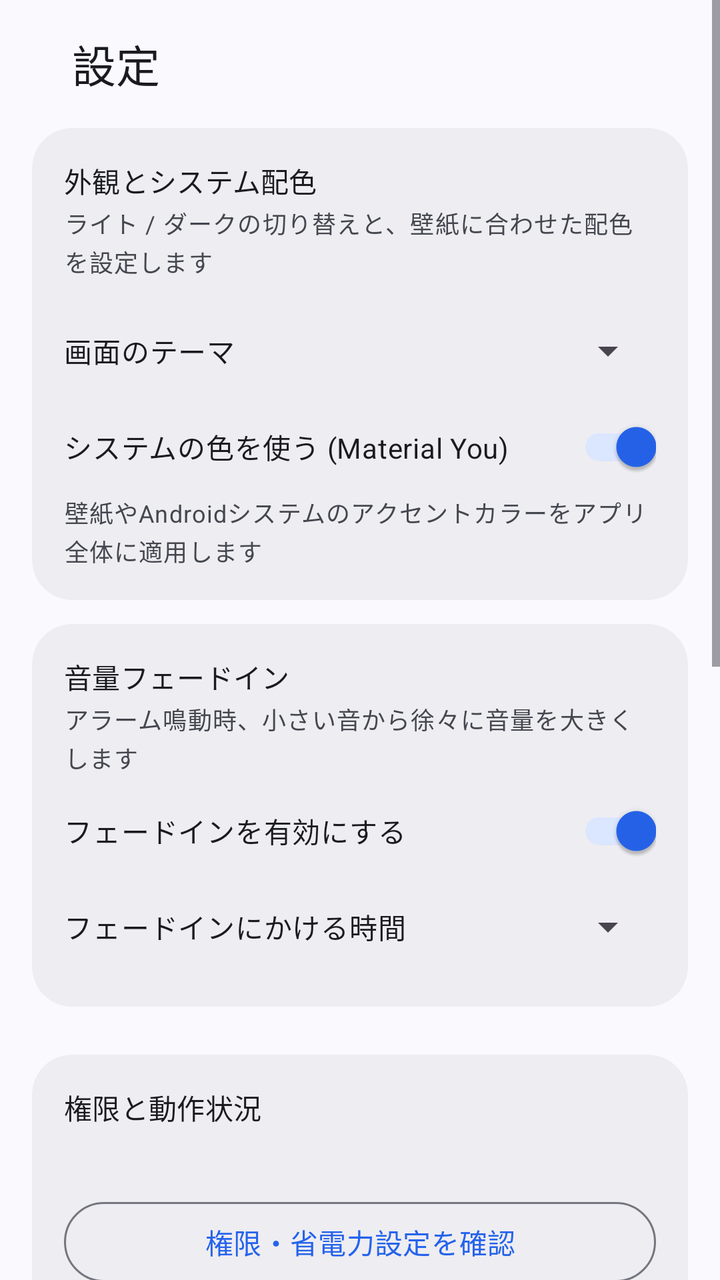
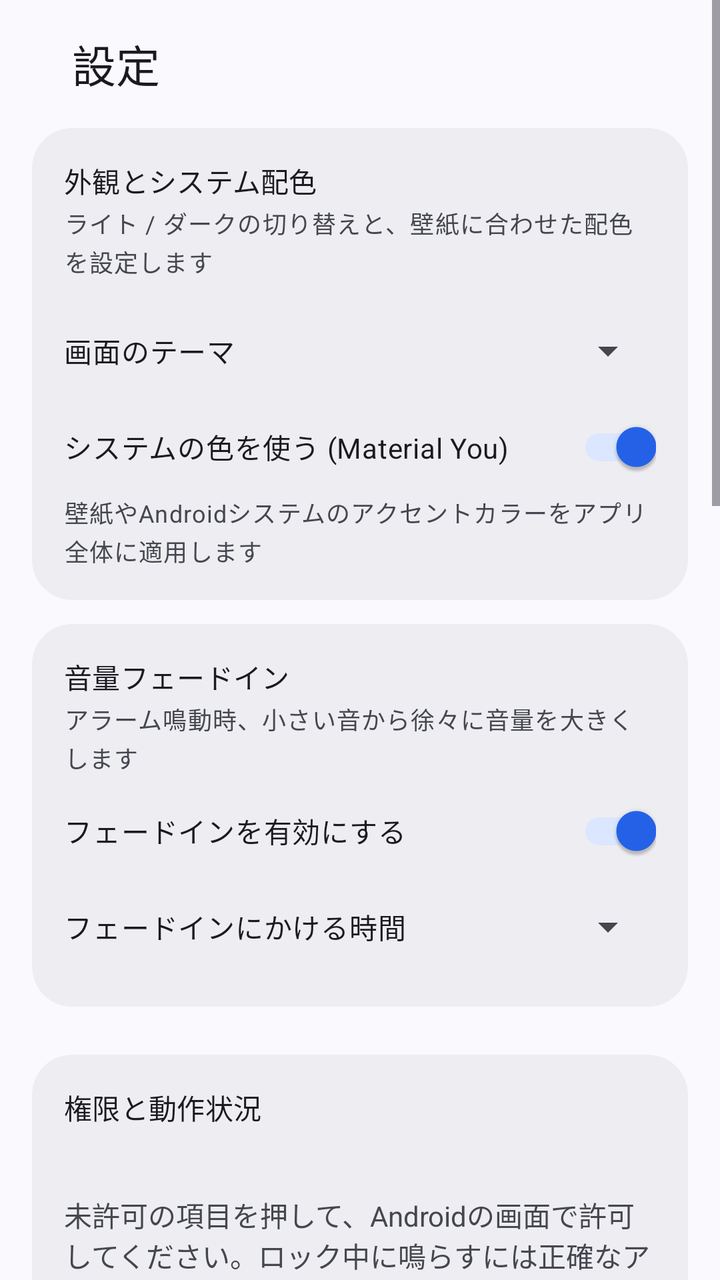

Screens rendered from an Android XML layout before and after an edit, with the pre-edit source and the edit as a unified diff.
<!-- AndroidManifest.xml: application theme Theme.AppAlarm -->
<!-- res/layout/activity_settings.xml -->
<?xml version="1.0" encoding="utf-8"?>
<ScrollView xmlns:android="http://schemas.android.com/apk/res/android" xmlns:app="http://schemas.android.com/apk/res-auto"
    android:layout_width="match_parent"
    android:layout_height="match_parent"
    android:background="?attr/colorSurface"
    android:fitsSystemWindows="true">

    <LinearLayout
        android:layout_width="match_parent"
        android:layout_height="wrap_content"
        android:orientation="vertical"
        android:paddingStart="16dp"
        android:paddingEnd="16dp"
        android:paddingBottom="16dp">

    <LinearLayout
        android:layout_width="match_parent"
        android:layout_height="64dp"
        android:gravity="center_vertical"
        android:orientation="horizontal"
        android:paddingStart="20dp"
        android:paddingEnd="12dp">

        <TextView
            android:layout_width="0dp"
            android:layout_height="wrap_content"
            android:layout_weight="1"
            android:text="@string/settings_title"
            android:textAppearance="?attr/textAppearanceTitleLarge"
            android:textColor="?attr/colorOnSurface" />

    </LinearLayout>

        <com.google.android.material.card.MaterialCardView
            style="@style/Widget.Material3.CardView.Filled"
            android:layout_width="match_parent"
            android:layout_height="wrap_content"
            android:layout_marginBottom="12dp"
            app:cardBackgroundColor="?attr/colorSurfaceContainer"
            app:cardCornerRadius="20dp"
            app:cardElevation="0dp">

            <LinearLayout
                android:layout_width="match_parent"
                android:layout_height="wrap_content"
                android:orientation="vertical"
                android:padding="16dp">

                <TextView
                    android:layout_width="wrap_content"
                    android:layout_height="wrap_content"
                    android:text="外観とシステム配色"
                    android:textAppearance="?attr/textAppearanceTitleSmall"
                    android:textColor="?attr/colorOnSurface" />
                <TextView
                    android:layout_width="wrap_content"
                    android:layout_height="wrap_content"
                    android:layout_marginTop="2dp"
                    android:layout_marginBottom="8dp"
                    android:text="ライト / ダークの切り替えと、壁紙に合わせた配色を設定します"
                    android:textAppearance="?attr/textAppearanceBodySmall"
                    android:textColor="?attr/colorOnSurfaceVariant" />
                <LinearLayout
                    android:layout_width="match_parent"
                    android:layout_height="wrap_content"
                    android:layout_marginTop="4dp"
                    android:gravity="center_vertical"
                    android:orientation="horizontal">

                    <TextView
                        android:layout_width="0dp"
                        android:layout_height="wrap_content"
                        android:layout_weight="1"
                        android:text="画面のテーマ"
                        android:textAppearance="?attr/textAppearanceBodyMedium"
                        android:textColor="?attr/colorOnSurface" />

                    <Spinner
                        android:id="@+id/spinner_theme_mode"
                        android:layout_width="wrap_content"
                        android:layout_height="48dp" />
                </LinearLayout>
                <androidx.appcompat.widget.SwitchCompat
                    android:id="@+id/switch_dynamic_color"
                    android:layout_width="match_parent"
                    android:layout_height="wrap_content"
                    android:minHeight="48dp"
                    android:text="システムの色を使う (Material You)"
                    android:textColor="?attr/colorOnSurface"
                    android:checked="true" />
                <TextView
                    android:id="@+id/tv_dynamic_color_desc"
                    android:layout_width="wrap_content"
                    android:layout_height="wrap_content"
                    android:text="壁紙やAndroidシステムのアクセントカラーをアプリ全体に適用します"
                    android:textAppearance="?attr/textAppearanceBodySmall"
                    android:textColor="?attr/colorOnSurfaceVariant" />
            </LinearLayout>
        </com.google.android.material.card.MaterialCardView>

        <com.google.android.material.card.MaterialCardView
            style="@style/Widget.Material3.CardView.Filled"
            android:layout_width="match_parent"
            android:layout_height="wrap_content"
            android:layout_marginBottom="12dp"
            app:cardBackgroundColor="?attr/colorSurfaceContainer"
            app:cardCornerRadius="20dp"
            app:cardElevation="0dp">

            <LinearLayout
                android:layout_width="match_parent"
                android:layout_height="wrap_content"
                android:orientation="vertical"
                android:padding="16dp">

                <TextView
                    android:layout_width="wrap_content"
                    android:layout_height="wrap_content"
                    android:text="音量フェードイン"
                    android:textAppearance="?attr/textAppearanceTitleSmall"
                    android:textColor="?attr/colorOnSurface" />
                <TextView
                    android:layout_width="wrap_content"
                    android:layout_height="wrap_content"
                    android:layout_marginTop="2dp"
                    android:layout_marginBottom="4dp"
                    android:text="アラーム鳴動時、小さい音から徐々に音量を大きくします"
                    android:textAppearance="?attr/textAppearanceBodySmall"
                    android:textColor="?attr/colorOnSurfaceVariant" />
                <androidx.appcompat.widget.SwitchCompat
                    android:id="@+id/switch_fade_enabled"
                    android:layout_width="match_parent"
                    android:layout_height="wrap_content"
                    android:minHeight="48dp"
                    android:text="フェードインを有効にする"
                    android:textColor="?attr/colorOnSurface"
                    android:checked="true" />
                <LinearLayout
                    android:id="@+id/layout_fade_duration"
                    android:layout_width="match_parent"
                    android:layout_height="wrap_content"
                    android:gravity="center_vertical"
                    android:orientation="horizontal">

                    <TextView
                        android:layout_width="0dp"
                        android:layout_height="wrap_content"
                        android:layout_weight="1"
                        android:text="フェードインにかける時間"
                        android:textAppearance="?attr/textAppearanceBodyMedium"
                        android:textColor="?attr/colorOnSurface" />

                    <Spinner
                        android:id="@+id/spinner_fade_seconds"
                        android:layout_width="wrap_content"
                        android:layout_height="48dp" />
                </LinearLayout>
            </LinearLayout>
        </com.google.android.material.card.MaterialCardView>

        <com.google.android.material.card.MaterialCardView
            style="@style/Widget.Material3.CardView.Filled"
            android:layout_width="match_parent"
            android:layout_height="wrap_content"
            android:layout_marginTop="12dp"
            app:cardBackgroundColor="?attr/colorSurfaceContainer"
            app:cardCornerRadius="20dp"
            app:cardElevation="0dp">
            <LinearLayout android:layout_width="match_parent" android:layout_height="wrap_content" android:orientation="vertical" android:padding="16dp">
                <TextView android:layout_width="wrap_content" android:layout_height="wrap_content" android:text="権限と動作状況" android:textAppearance="?attr/textAppearanceTitleSmall" android:textColor="?attr/colorOnSurface" />
                <TextView android:id="@+id/tv_permission_status" android:layout_width="match_parent" android:layout_height="wrap_content" android:layout_marginTop="6dp" android:textColor="?attr/colorOnSurfaceVariant" />
                <Button android:id="@+id/btn_permission_check" style="@style/Widget.Material3.Button.OutlinedButton" android:layout_width="match_parent" android:layout_height="wrap_content" android:layout_marginTop="8dp" android:text="権限・省電力設定を確認" />
            </LinearLayout>
        </com.google.android.material.card.MaterialCardView>

        <com.google.android.material.card.MaterialCardView
            style="@style/Widget.Material3.CardView.Filled"
            android:layout_width="match_parent"
            android:layout_height="wrap_content"
            android:layout_marginBottom="12dp"
            app:cardBackgroundColor="?attr/colorSurfaceContainer"
            app:cardCornerRadius="20dp"
            app:cardElevation="0dp">

            <LinearLayout
                android:layout_width="match_parent"
                android:layout_height="wrap_content"
                android:orientation="vertical"
                android:padding="16dp">

                <TextView
                    android:layout_width="wrap_content"
                    android:layout_height="wrap_content"
                    android:text="履歴と統計"
                    android:textAppearance="?attr/textAppearanceTitleSmall"
                    android:textColor="?attr/colorOnSurface" />
                <TextView
                    android:layout_width="wrap_content"
                    android:layout_height="wrap_content"
                    android:layout_marginTop="2dp"
                    android:layout_marginBottom="4dp"
                    android:text="「停止」「スヌーズ」の履歴を記録し、二度寝傾向を分析します"
                    android:textAppearance="?attr/textAppearanceBodySmall"
                    android:textColor="?attr/colorOnSurfaceVariant" />
                <androidx.appcompat.widget.SwitchCompat
                    android:id="@+id/switch_history_enabled"
                    android:layout_width="match_parent"
                    android:layout_height="wrap_content"
                    android:minHeight="48dp"
                    android:text="履歴を保存する"
                    android:textColor="?attr/colorOnSurface"
                    android:checked="true" />
                <Button
                    android:id="@+id/btn_open_history"
                    style="@style/Widget.Material3.Button.OutlinedButton"
                    android:layout_width="match_parent"
                    android:layout_height="wrap_content"
                    android:layout_marginTop="8dp"
                    android:text="履歴・統計を確認する"
                    android:textColor="?attr/colorPrimary" />
            </LinearLayout>
        </com.google.android.material.card.MaterialCardView>

        <com.google.android.material.card.MaterialCardView
            style="@style/Widget.Material3.CardView.Filled"
            android:layout_width="match_parent"
            android:layout_height="wrap_content"
            android:layout_marginBottom="12dp"
            app:cardBackgroundColor="?attr/colorSurfaceContainer"
            app:cardCornerRadius="20dp"
            app:cardElevation="0dp">

            <LinearLayout
                android:layout_width="match_parent"
                android:layout_height="wrap_content"
                android:orientation="vertical"
                android:padding="16dp">

                <TextView
                    android:layout_width="wrap_content"
                    android:layout_height="wrap_content"
                    android:text="再通知 (スヌーズ)"
                    android:textAppearance="?attr/textAppearanceTitleSmall"
                    android:textColor="?attr/colorOnSurface" />
                <LinearLayout
                    android:layout_width="match_parent"
                    android:layout_height="wrap_content"
                    android:layout_marginTop="4dp"
                    android:gravity="center_vertical"
                    android:orientation="horizontal">

                    <TextView
                        android:layout_width="0dp"
                        android:layout_height="wrap_content"
                        android:layout_weight="1"
                        android:text="再通知までの時間"
                        android:textAppearance="?attr/textAppearanceBodyMedium"
                        android:textColor="?attr/colorOnSurface" />

                    <Spinner
                        android:id="@+id/spinner_snooze_minutes"
                        android:layout_width="wrap_content"
                        android:layout_height="48dp" />
                </LinearLayout>
                <LinearLayout
                    android:layout_width="match_parent"
                    android:layout_height="wrap_content"
                    android:layout_marginTop="4dp"
                    android:gravity="center_vertical"
                    android:orientation="horizontal">

                    <TextView
                        android:layout_width="0dp"
                        android:layout_height="wrap_content"
                        android:layout_weight="1"
                        android:text="再通知の上限回数"
                        android:textAppearance="?attr/textAppearanceBodyMedium"
                        android:textColor="?attr/colorOnSurface" />

                    <Spinner
                        android:id="@+id/spinner_max_snooze"
                        android:layout_width="wrap_content"
                        android:layout_height="48dp" />
                </LinearLayout>
            </LinearLayout>
        </com.google.android.material.card.MaterialCardView>

        <com.google.android.material.card.MaterialCardView
            style="@style/Widget.Material3.CardView.Filled"
            android:layout_width="match_parent"
            android:layout_height="wrap_content"
            android:layout_marginBottom="0dp"
            app:cardBackgroundColor="?attr/colorSurfaceContainer"
            app:cardCornerRadius="20dp"
            app:cardElevation="0dp">

            <LinearLayout
                android:layout_width="match_parent"
                android:layout_height="wrap_content"
                android:orientation="vertical"
                android:padding="16dp">

                <TextView
                    android:layout_width="wrap_content"
                    android:layout_height="wrap_content"
                    android:text="バックアップと復元"
                    android:textAppearance="?attr/textAppearanceTitleSmall"
                    android:textColor="?attr/colorOnSurface" />
                <TextView
                    android:layout_width="wrap_content"
                    android:layout_height="wrap_content"
                    android:layout_marginTop="2dp"
                    android:layout_marginBottom="4dp"
                    android:text="Androidの保存先からGoogle Drive等を選び、設定を保存・復元できます"
                    android:textAppearance="?attr/textAppearanceBodySmall"
                    android:textColor="?attr/colorOnSurfaceVariant" />
                <LinearLayout
                    android:layout_width="match_parent"
                    android:layout_height="wrap_content"
                    android:orientation="horizontal">

                <Button
                    android:id="@+id/btn_export_backup"
                    style="@style/Widget.Material3.Button.OutlinedButton"
                    android:layout_width="0dp"
                    android:layout_weight="1"
                    android:layout_height="wrap_content"
                    android:layout_marginEnd="6dp"
                    android:text="書き出し"
                    android:textColor="?attr/colorPrimary" />
                <Button
                    android:id="@+id/btn_import_backup"
                    style="@style/Widget.Material3.Button.OutlinedButton"
                    android:layout_width="0dp"
                    android:layout_weight="1"
                    android:layout_height="wrap_content"
                    android:layout_marginStart="6dp"
                    android:text="復元"
                    android:textColor="?attr/colorPrimary" />
                </LinearLayout>
                <TextView
                    android:id="@+id/tv_backup_last"
                    android:layout_width="match_parent"
                    android:layout_height="wrap_content"
                    android:layout_marginTop="8dp"
                    android:text="前回のバックアップ: まだありません"
                    android:textAppearance="?attr/textAppearanceBodyMedium"
                    android:textColor="?attr/colorOnSurface" />
            </LinearLayout>
        </com.google.android.material.card.MaterialCardView>

    </LinearLayout>
</ScrollView>
<!-- resources referenced by this layout -->
<resources>
  <string name="settings_title">設定</string>
  <style name="Theme.AppAlarm" parent="Theme.Material3.DayNight.NoActionBar">
          <item name="colorPrimary">#2563EB</item>
          <item name="colorOnPrimary">#FFFFFF</item>
          <item name="colorPrimaryContainer">#DBE6FF</item>
          <item name="colorOnPrimaryContainer">#001A41</item>
          <item name="colorSecondary">#575E71</item>
          <item name="colorOnSecondary">#FFFFFF</item>
          <item name="colorSecondaryContainer">#DBE2F9</item>
          <item name="colorOnSecondaryContainer">#141B2C</item>
          <item name="android:colorBackground">#FAF9FD</item>
          <item name="colorSurface">#FAF9FD</item>
          <item name="colorOnSurface">#1A1B20</item>
          <item name="colorSurfaceVariant">#E1E2EC</item>
          <item name="colorOnSurfaceVariant">#44474F</item>
          <item name="colorSurfaceContainerLowest">#FFFFFF</item>
          <item name="colorSurfaceContainerLow">#F4F3F7</item>
          <item name="colorSurfaceContainer">#EEEDF1</item>
          <item name="colorSurfaceContainerHigh">#E8E7EB</item>
          <item name="colorSurfaceContainerHighest">#E3E2E6</item>
          <item name="colorOutline">#74777F</item>
          <item name="colorOutlineVariant">#C4C6D0</item>
          <item name="colorError">#BA1A1A</item>
          <item name="colorOnError">#FFFFFF</item>
          <item name="android:statusBarColor">?attr/colorSurface</item>
          <item name="android:navigationBarColor">?attr/colorSurface</item>
          <item name="android:windowLightStatusBar">true</item>
          <item name="android:windowLightNavigationBar">true</item>
      </style>
</resources>

<!-- the commit's change to res/layout/activity_settings.xml (unified diff, before → after) -->
@@ -169,6 +169,13 @@
             <LinearLayout android:layout_width="match_parent" android:layout_height="wrap_content" android:orientation="vertical" android:padding="16dp">
                 <TextView android:layout_width="wrap_content" android:layout_height="wrap_content" android:text="権限と動作状況" android:textAppearance="?attr/textAppearanceTitleSmall" android:textColor="?attr/colorOnSurface" />
                 <TextView android:id="@+id/tv_permission_status" android:layout_width="match_parent" android:layout_height="wrap_content" android:layout_marginTop="6dp" android:textColor="?attr/colorOnSurfaceVariant" />
+                <TextView android:layout_width="match_parent" android:layout_height="wrap_content" android:layout_marginTop="8dp" android:text="未許可の項目を押して、Androidの画面で許可してください。ロック中に鳴らすには正確なアラーム・通知・全画面表示を許可します。" android:textColor="?attr/colorOnSurfaceVariant" />
+                <Button android:id="@+id/btn_perm_exact" style="@style/Widget.Material3.Button.OutlinedButton" android:layout_width="match_parent" android:layout_height="wrap_content" android:layout_marginTop="8dp" android:text="正確なアラームを許可" />
+                <Button android:id="@+id/btn_perm_notification" style="@style/Widget.Material3.Button.OutlinedButton" android:layout_width="match_parent" android:layout_height="wrap_content" android:text="通知を許可" />
+                <Button android:id="@+id/btn_perm_fullscreen" style="@style/Widget.Material3.Button.OutlinedButton" android:layout_width="match_parent" android:layout_height="wrap_content" android:text="ロック画面に表示（全画面通知）を許可" />
+                <Button android:id="@+id/btn_perm_overlay" style="@style/Widget.Material3.Button.OutlinedButton" android:layout_width="match_parent" android:layout_height="wrap_content" android:text="他のアプリの上に表示を許可（必要な端末のみ）" />
+                <Button android:id="@+id/btn_perm_calendar" style="@style/Widget.Material3.Button.OutlinedButton" android:layout_width="match_parent" android:layout_height="wrap_content" android:text="カレンダーを許可" />
+                <Button android:id="@+id/btn_perm_battery" style="@style/Widget.Material3.Button.OutlinedButton" android:layout_width="match_parent" android:layout_height="wrap_content" android:text="電池の最適化を設定" />
                 <Button android:id="@+id/btn_permission_check" style="@style/Widget.Material3.Button.OutlinedButton" android:layout_width="match_parent" android:layout_height="wrap_content" android:layout_marginTop="8dp" android:text="権限・省電力設定を確認" />
             </LinearLayout>
         </com.google.android.material.card.MaterialCardView>
